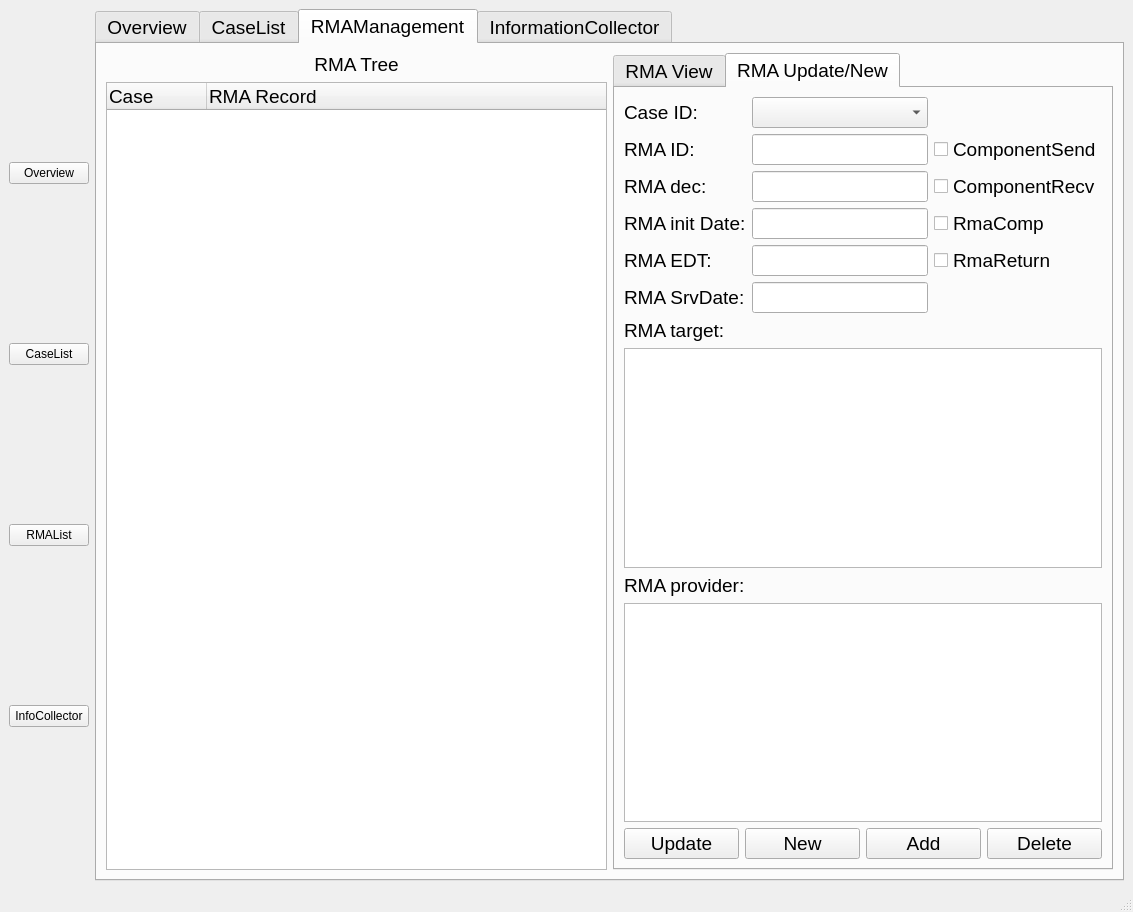
This is main_ui.ui in swanduron/nvbug as Qt 5 draws it before an edit. The edited form follows.
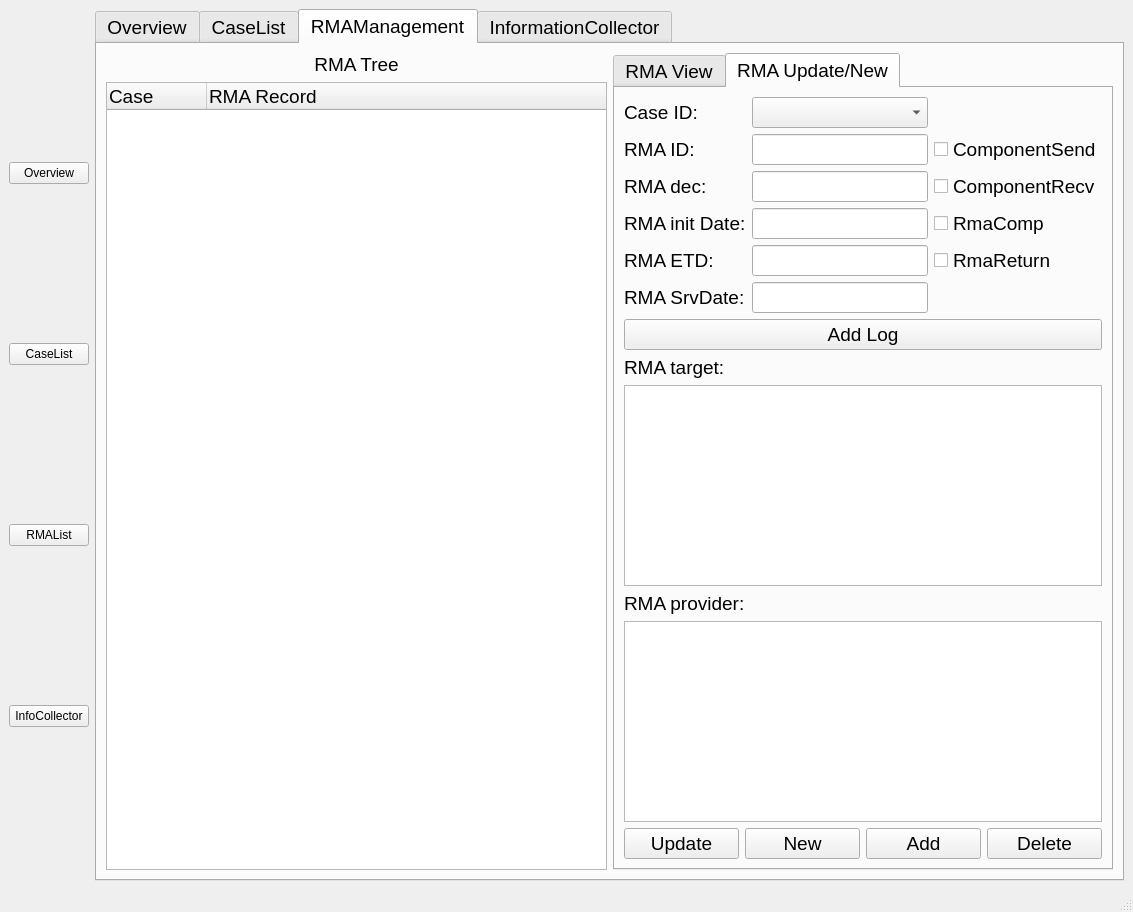
This is the edited form. The open tabs and pages were chosen to show the change.

The edit to the form file:
```diff
--- a/main_ui.ui
+++ b/main_ui.ui
@@ -308,16 +308,6 @@
               <item row="1" column="1">
                <widget class="QLineEdit" name="lineEdit_10"/>
               </item>
-              <item row="0" column="1">
-               <widget class="QLineEdit" name="lineEdit_9"/>
-              </item>
-              <item row="1" column="2">
-               <widget class="QPushButton" name="pushButton_5">
-                <property name="text">
-                 <string>Pick Date</string>
-                </property>
-               </widget>
-              </item>
              </layout>
             </item>
             <item>
@@ -559,7 +549,7 @@
               <item row="4" column="0">
                <widget class="QLabel" name="label_56">
                 <property name="text">
-                 <string>RMA EDT:</string>
+                 <string>RMA ETD:</string>
                 </property>
                </widget>
               </item>
@@ -646,6 +636,13 @@
               </item>
              </layout>
             </item>
+            <item>
+             <widget class="QPushButton" name="pushButton_5">
+              <property name="text">
+               <string>Add Log</string>
+              </property>
+             </widget>
+            </item>
             <item>
              <widget class="QLabel" name="label_49">
               <property name="text">
```
Left out of the diff: 57 changed lines with no effect on the pictures.
